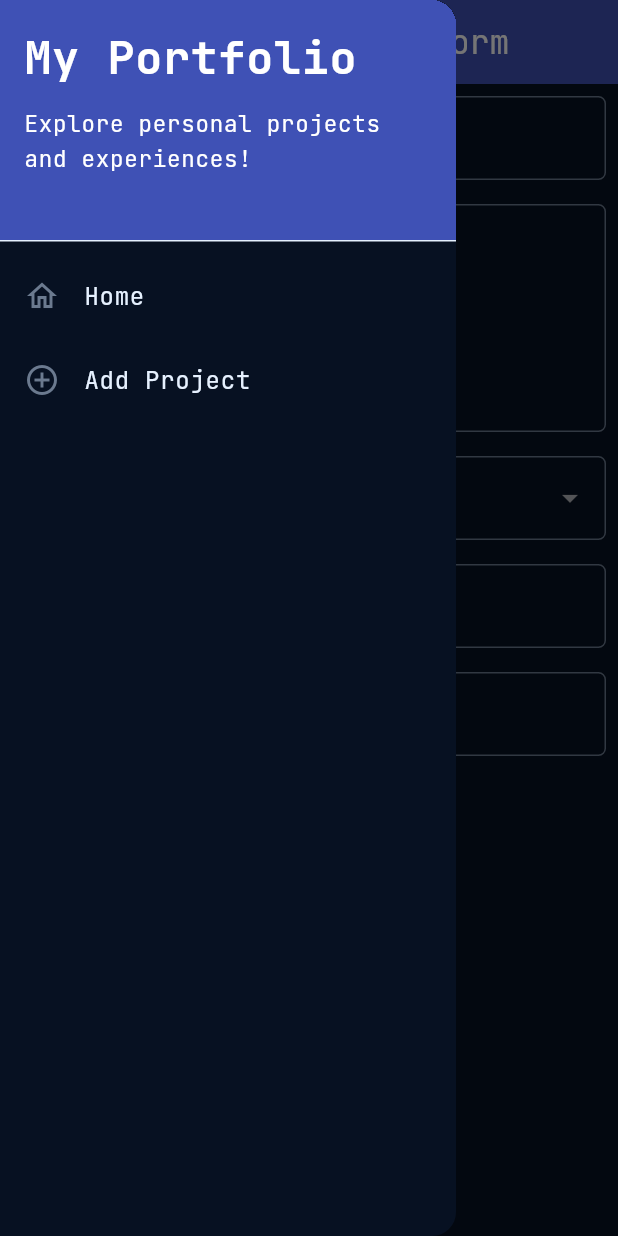
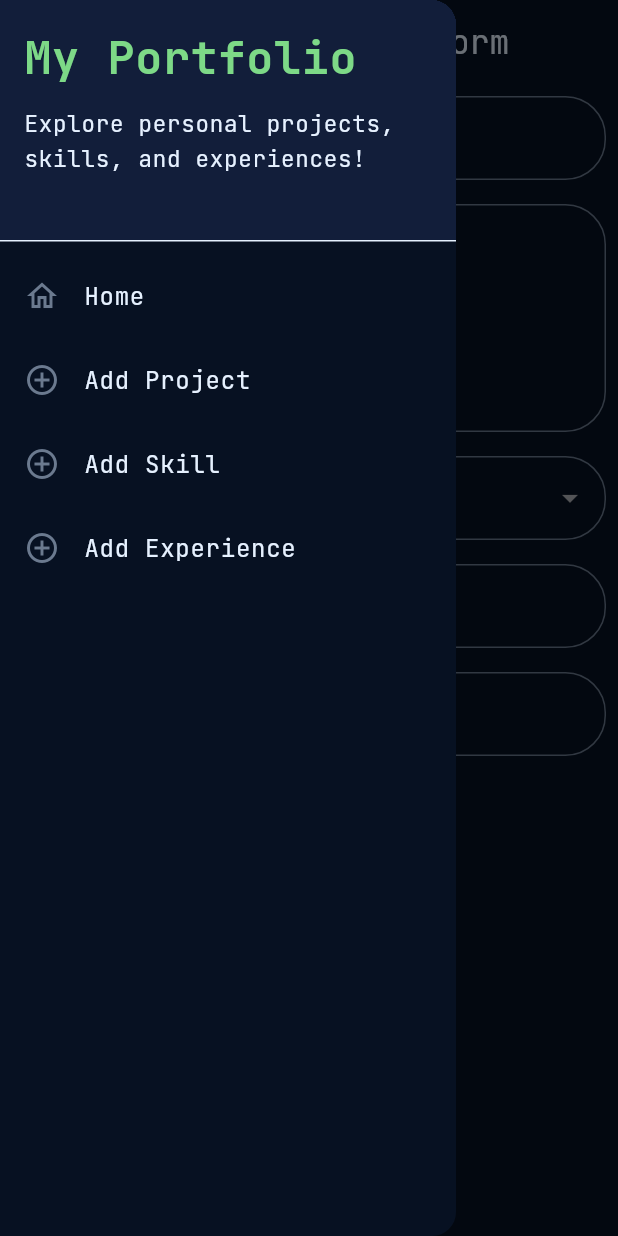
Before and after one commit to n6rdk/myportofolio_mobile, a Flutter app: the ProjectFormPage screen opened directly, with the side drawer open, on a phone screen of 412 x 824 dp. Run offline on Flutter 3.47's test engine with Material 3 defaults, Android fonts, the phone set to English and light mode, and no system bars; our stand-ins replace google_fonts, material_ui.

Commit message:
feat: add skill and experience forms with drawer and menu navigation

```diff
--- a/lib/main.dart
+++ b/lib/main.dart
@@ -1,5 +1,5 @@
 import 'package:material_ui/material_ui.dart';
-import 'package:myportofolio_mobile/menu.dart';
+import 'package:myportofolio_mobile/screens/menu.dart';
 import 'package:myportofolio_mobile/google_text_theme.dart';
 
 void main() {
--- a/lib/screens/menu.dart
+++ b/lib/screens/menu.dart
@@ -1,4 +1,5 @@
 import 'package:material_ui/material_ui.dart';
+import 'package:myportofolio_mobile/screens/skill_form.dart';
 import 'package:myportofolio_mobile/widgets/left_drawer.dart';
 import 'package:myportofolio_mobile/widgets/project_card.dart';
 
@@ -15,21 +16,21 @@ class MyHomePage extends StatelessWidget {
 
     final List<ItemHomepage> viewItems = [
       ItemHomepage(
-        'Lihat Proyek',
+        'View Projects',
         Icons.folder_outlined,
         colors.primary,
         colors.onPrimary,
         colors.onPrimary,
       ),
       ItemHomepage(
-        'Lihat Skill',
+        'View Skills',
         Icons.auto_awesome_outlined,
         colors.secondary,
         colors.onSecondary,
         colors.onSecondary,
       ),
       ItemHomepage(
-        'Lihat Pengalaman',
+        'View Experiences',
         Icons.work_outline,
         colors.tertiary,
         colors.onTertiary,
@@ -39,7 +40,7 @@ class MyHomePage extends StatelessWidget {
 
     final List<ItemHomepage> addItems = [
       ItemHomepage(
-        'Tambah Proyek',
+        'Add Projects',
         Icons.add_rounded,
         colors.primary,
         colors.onSurface,
@@ -47,15 +48,21 @@ class MyHomePage extends StatelessWidget {
         outlined: true,
       ),
       ItemHomepage(
-        'Tambah Skill',
+        'Add Skills',
         Icons.add_rounded,
         colors.secondary,
         colors.onSurface,
         colors.onSecondary,
         outlined: true,
+        onTap: () {
+          Navigator.push(
+            context,
+            MaterialPageRoute(builder: (context) => const SkillFormPage()),
+          );
+        },
       ),
       ItemHomepage(
-        'Tambah Pengalaman',
+        'Add Experiences',
         Icons.add_rounded,
         colors.tertiary,
         colors.onSurface,
@@ -261,6 +268,7 @@ class ItemHomepage {
   final Color textColor;
   final Color iconColor;
   final bool outlined;
+  final VoidCallback? onTap;
 
   ItemHomepage(
     this.name,
@@ -269,5 +277,6 @@ class ItemHomepage {
     this.textColor,
     this.iconColor, {
     this.outlined = false,
+    this.onTap,
   });
 }
--- a/lib/screens/project_form.dart
+++ b/lib/screens/project_form.dart
@@ -36,8 +36,8 @@ class _ProjectFormPageState extends State<ProjectFormPage> {
             'Add Project Form',
           ),
         ),
-        backgroundColor: Colors.indigo,
-        foregroundColor: Colors.white,
+        backgroundColor: colors.surface,
+        foregroundColor: colors.onSurface,
       ),
       drawer: const LeftDrawer(),
       body: Form(
@@ -51,10 +51,10 @@ class _ProjectFormPageState extends State<ProjectFormPage> {
                 padding: const EdgeInsets.all(8.0),
                 child: TextFormField(
                   decoration: InputDecoration(
-                    hintText: "Nama Proyek",
-                    labelText: "Nama Proyek",
+                    hintText: "Project Name",
+                    labelText: "Project Name",
                     border: OutlineInputBorder(
-                      borderRadius: BorderRadius.circular(5.0),
+                      borderRadius: BorderRadius.circular(27),
                     ),
                   ),
                   onChanged: (String? value) {
@@ -64,7 +64,7 @@ class _ProjectFormPageState extends State<ProjectFormPage> {
                   },
                   validator: (String? value) {
                     if (value == null || value.trim().isEmpty) {
-                      return "Nama proyek tidak boleh kosong!";
+                      return "Project name cannot be empty!";
                     }
                     return null;
                   },
@@ -77,10 +77,10 @@ class _ProjectFormPageState extends State<ProjectFormPage> {
                 child: TextFormField(
                   maxLines: 5,
                   decoration: InputDecoration(
-                    hintText: "Deskripsi Proyek",
-                    labelText: "Deskripsi Proyek",
+                    hintText: "Project Description",
+                    labelText: "Project Description",
                     border: OutlineInputBorder(
-                      borderRadius: BorderRadius.circular(5.0),
+                      borderRadius: BorderRadius.circular(27),
                     ),
                   ),
                   onChanged: (String? value) {
@@ -90,7 +90,7 @@ class _ProjectFormPageState extends State<ProjectFormPage> {
                   },
                   validator: (String? value) {
                     if (value == null || value.trim().isEmpty) {
-                      return "Deskripsi proyek tidak boleh kosong!";
+                      return "Project description cannot be empty!";
                     }
                     return null;
                   },
@@ -102,9 +102,9 @@ class _ProjectFormPageState extends State<ProjectFormPage> {
                 padding: const EdgeInsets.all(8.0),
                 child: DropdownButtonFormField<String>(
                   decoration: InputDecoration(
-                    labelText: "Kategori Proyek",
+                    labelText: "Category",
                     border: OutlineInputBorder(
-                      borderRadius: BorderRadius.circular(5.0),
+                      borderRadius: BorderRadius.circular(27),
                     ),
                   ),
                   initialValue: _category,
@@ -127,10 +127,10 @@ class _ProjectFormPageState extends State<ProjectFormPage> {
                 padding: const EdgeInsets.all(8.0),
                 child: TextFormField(
                   decoration: InputDecoration(
-                    hintText: "Contoh: Flutter, Django, Figma",
-                    labelText: "Teknologi yang Digunakan",
+                    hintText: "e.g. Flutter, Django, Figma",
+                    labelText: "Technologies Used",
                     border: OutlineInputBorder(
-                      borderRadius: BorderRadius.circular(5.0),
+                      borderRadius: BorderRadius.circular(27),
                     ),
                   ),
                   onChanged: (String? value) {
@@ -146,10 +146,10 @@ class _ProjectFormPageState extends State<ProjectFormPage> {
                 padding: const EdgeInsets.all(8.0),
                 child: TextFormField(
                   decoration: InputDecoration(
-                    hintText: "URL Proyek (opsional)",
-                    labelText: "Tautan Proyek",
+                    hintText: "Project URL (optional)",
+                    labelText: "Project Link",
                     border: OutlineInputBorder(
-                      borderRadius: BorderRadius.circular(5.0),
+                      borderRadius: BorderRadius.circular(27),
                     ),
                   ),
                   onChanged: (String? value) {
@@ -168,7 +168,7 @@ class _ProjectFormPageState extends State<ProjectFormPage> {
                   child: ElevatedButton(
                     style: ButtonStyle(
                       backgroundColor:
-                          WidgetStateProperty.all(Colors.indigo),
+                          WidgetStateProperty.all(colors.primary),
                     ),
                     onPressed: () {
                       if (_formKey.currentState!.validate()) {
@@ -176,16 +176,16 @@ class _ProjectFormPageState extends State<ProjectFormPage> {
                           context: context,
                           builder: (context) {
                             return AlertDialog(
-                              title: const Text('Proyek berhasil ditambahkan!'),
+                              title: const Text('Project added successfully!'),
                                 content: SingleChildScrollView(
                                   child: Column(
                                     crossAxisAlignment: CrossAxisAlignment.start,
                                     children: [
-                                      Text('Nama Proyek: $_projectName'),
-                                      Text('Deskripsi: $_description'),
-                                      Text('Kategori: $_category'),
-                                      Text('Teknologi: $_technologies'),
-                                      Text('Tautan: $_projectLink'),
+                                      Text('Project Name: $_projectName'),
+                                      Text('Description: $_description'),
+                                      Text('Category: $_category'),
+                                      Text('Tech Stack: $_technologies'),
+                                      Text('Link: $_projectLink'),
                                     ],
                                   ),
                                 ),
--- a/lib/widgets/left_drawer.dart
+++ b/lib/widgets/left_drawer.dart
@@ -1,18 +1,22 @@
 import 'package:material_ui/material_ui.dart';
-import 'package:myportofolio_mobile/menu.dart';
-import 'package:myportofolio_mobile/project_form.dart';
+import 'package:myportofolio_mobile/screens/menu.dart';
+import 'package:myportofolio_mobile/screens/project_form.dart';
+import 'package:myportofolio_mobile/screens/skill_form.dart';
+import 'package:myportofolio_mobile/screens/experience_form.dart';
 
 class LeftDrawer extends StatelessWidget {
   const LeftDrawer({super.key});
 
   @override
   Widget build(BuildContext context) {
+    final colors = Theme.of(context).colorScheme;
+
     return Drawer(
       child: ListView(
         children: [
-          const DrawerHeader(
+          DrawerHeader(
             decoration: BoxDecoration(
-              color: Colors.indigo,
+              color: colors.surfaceContainer,
             ),
             child: Column(
               crossAxisAlignment: CrossAxisAlignment.start,
@@ -22,15 +26,15 @@ class LeftDrawer extends StatelessWidget {
                   style: TextStyle(
                     fontSize: 30,
                     fontWeight: FontWeight.bold,
-                    color: Colors.white,
+                    color: colors.primary,
                   ),
                 ),
-                SizedBox(height: 10),
+                const SizedBox(height: 10),
                 Text(
-                  'Explore personal projects and experiences!',
+                  'Explore personal projects, skills, and experiences!',
                   style: TextStyle(
                     fontSize: 15,
-                    color: Colors.white,
+                    color: colors.onSurface,
                   ),
                 ),
               ],
@@ -62,6 +66,32 @@ class LeftDrawer extends StatelessWidget {
               );
             },
           ),
+          ListTile(
+            leading: const Icon(Icons.add_circle_outline),
+            title: const Text('Add Skill'),
+            // Navigasi ke halaman tambah proyek
+            onTap: () {
+              Navigator.pushReplacement(
+                context,
+                MaterialPageRoute(
+                  builder: (context) => const SkillFormPage(),
+                ),
+              );
+            },
+          ),
+          ListTile(
+            leading: const Icon(Icons.add_circle_outline),
+            title: const Text('Add Experience'),
+            // Navigasi ke halaman tambah proyek
+            onTap: () {
+              Navigator.pushReplacement(
+                context,
+                MaterialPageRoute(
+                  builder: (context) => const ExperienceFormPage(),
+                ),
+              );
+            },
+          ),
         ],
       ),
     );
```
Also changed, not shown: lib/screens/experience_form.dart (added, +237 -0 lines), lib/screens/skill_form.dart (added, +141 -0 lines), lib/widgets/project_card.dart (+69 -0 lines).
